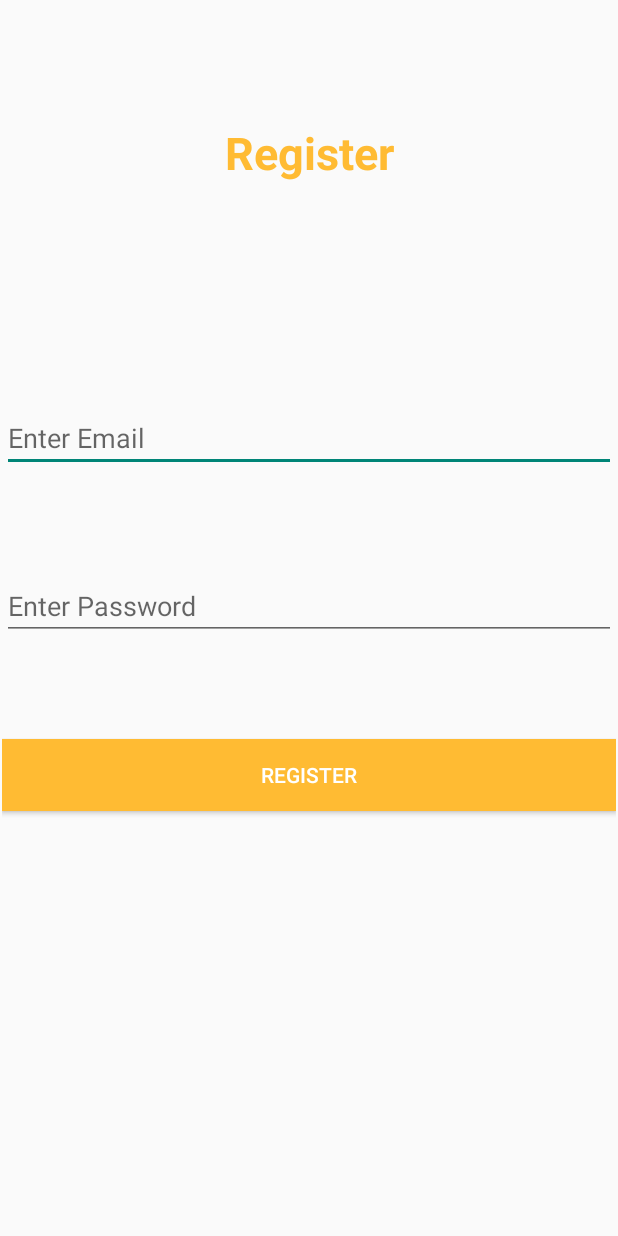
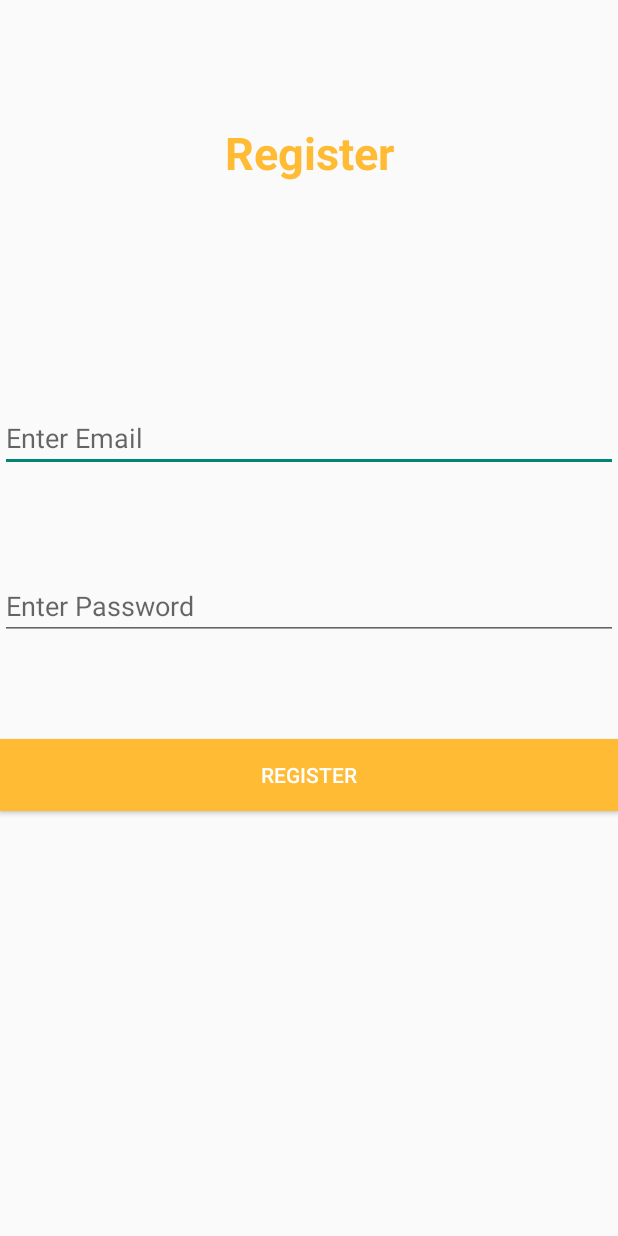
Before and after one commit to ajithsuryathati01/VechileTurn, an Android app: the Register screen opened directly, with no data from a screen before it, on a phone screen of 412 x 824 dp. Run offline under Robolectric (Android 15) with nearby library versions, the phone set to English and light mode, and no system bars; our stand-ins replace Firebase (no records; nobody signed in at launch, a user with empty details on screens opened directly).

Commit message:
added registerchange

```diff
--- a/app/src/main/res/layout/activity_register.xml
+++ b/app/src/main/res/layout/activity_register.xml
@@ -36,7 +36,7 @@
 
     <androidx.constraintlayout.widget.ConstraintLayout
         android:id="@+id/constraintLayout3"
-        android:layout_width="409dp"
+        android:layout_width="0dp"
         android:layout_height="0dp"
         app:layout_constraintBottom_toBottomOf="parent"
         app:layout_constraintEnd_toEndOf="parent"
```
